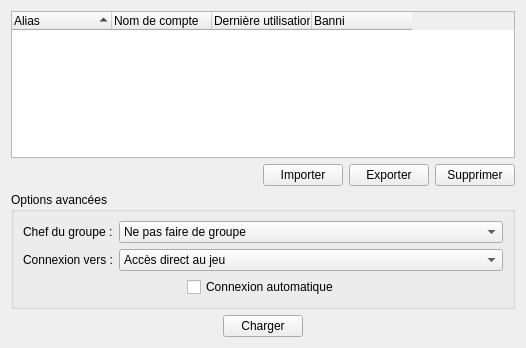
Above: BotDofus/src/gui/accountmanager/forms/loaderaccountform.ui from josuesavy/BotDofus before the change. Below: the same form after it.
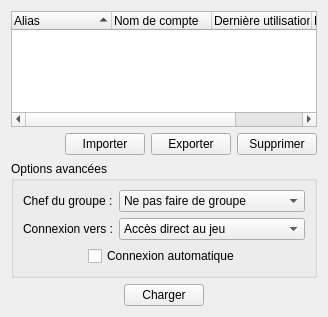
That is the form after the change. Icons and pictures are not drawn.

Diff of the .ui file:
```diff
--- a/BotDofus/src/gui/accountmanager/forms/loaderaccountform.ui
+++ b/BotDofus/src/gui/accountmanager/forms/loaderaccountform.ui
@@ -6,8 +6,8 @@
    <rect>
     <x>0</x>
     <y>0</y>
-    <width>526</width>
-    <height>348</height>
+    <width>328</width>
+    <height>317</height>
    </rect>
   </property>
   <property name="windowTitle">
```
Left out of the diff: 10 changed lines with no effect on the pictures.
